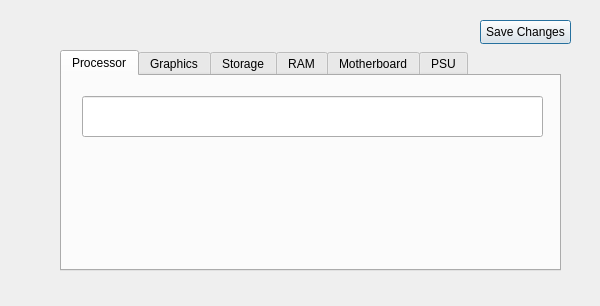
Above: Hardware Analysis/Hardware Analysis/loadbuildlist.ui from Tanner-Halpin/Hardware-Comparison before the change. Below: the same form after it.
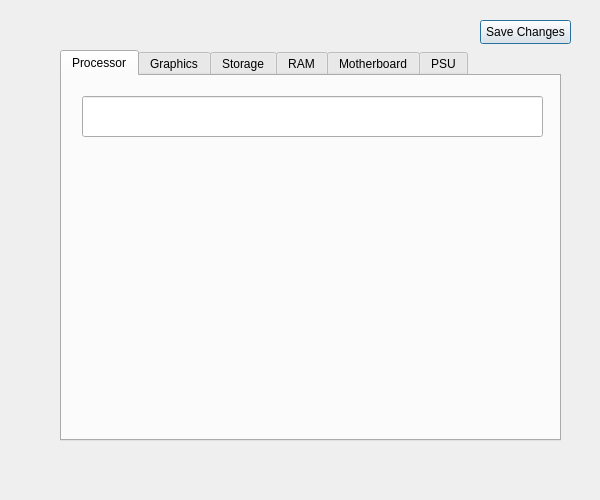
That is the form after the change.

```diff
--- a/Hardware Analysis/Hardware Analysis/loadbuildlist.ui
+++ b/Hardware Analysis/Hardware Analysis/loadbuildlist.ui
@@ -7,7 +7,7 @@
     <x>0</x>
     <y>0</y>
     <width>600</width>
-    <height>306</height>
+    <height>500</height>
    </rect>
   </property>
   <property name="windowTitle">
@@ -19,7 +19,7 @@
      <x>60</x>
      <y>50</y>
      <width>501</width>
-     <height>221</height>
+     <height>391</height>
     </rect>
    </property>
    <property name="currentIndex">
@@ -45,7 +45,7 @@
        <x>30</x>
        <y>80</y>
        <width>441</width>
-       <height>91</height>
+       <height>261</height>
       </rect>
      </property>
      <property name="text">
```
